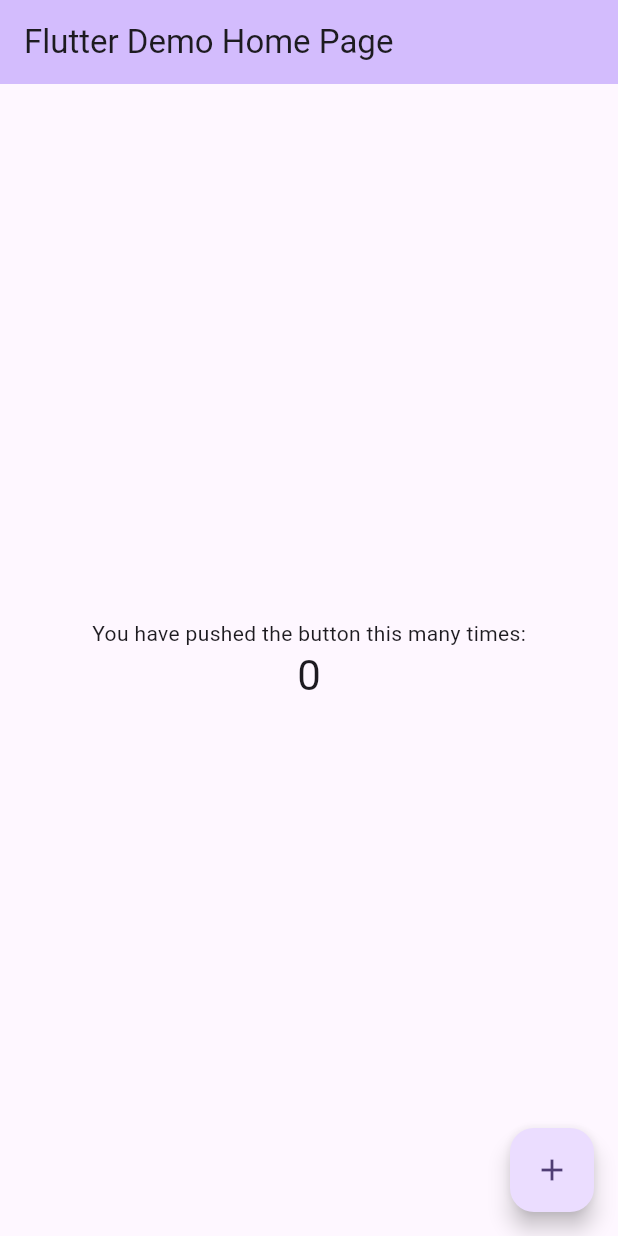
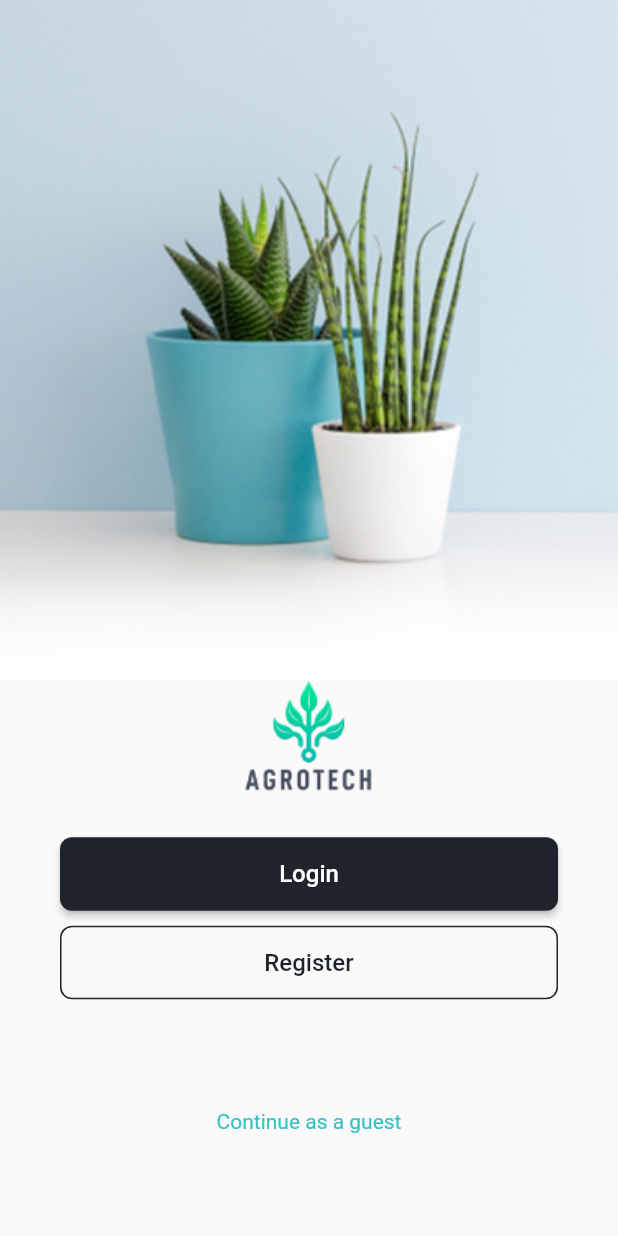
Before and after one commit to rohitdhepe7/login_signup_flow_app, a Flutter app: the screen it shows after launch, on a phone screen of 412 x 824 dp. Run offline on Flutter 3.47's test engine with Material 2 defaults, Android fonts, the phone set to English and light mode, and no system bars.

Commit message:
design welcome_screen.dart and login_screen.dart also add images to the asset folder

```diff
--- a/analysis_options.yaml
+++ b/analysis_options.yaml
@@ -7,7 +7,7 @@
 
 # The following line activates a set of recommended lints for Flutter apps,
 # packages, and plugins designed to encourage good coding practices.
-include: package:flutter_lints/flutter.yaml
+# include: package:flutter_lints/flutter.yaml
 
 linter:
   # The lint rules applied to this project can be customized in the
--- a/lib/main.dart
+++ b/lib/main.dart
@@ -1,4 +1,6 @@
 import 'package:flutter/material.dart';
+import 'package:login_signup_flow_app/screens/login_screen.dart';
+import 'package:login_signup_flow_app/screens/welcome_screen.dart';
 
 void main() {
   runApp(const MyApp());
@@ -10,116 +12,9 @@ class MyApp extends StatelessWidget {
   // This widget is the root of your application.
   @override
   Widget build(BuildContext context) {
-    return MaterialApp(
-      title: 'Flutter Demo',
-      theme: ThemeData(
-        // This is the theme of your application.
-        //
-        // TRY THIS: Try running your application with "flutter run". You'll see
-        // the application has a blue toolbar. Then, without quitting the app,
-        // try changing the seedColor in the colorScheme below to Colors.green
-        // and then invoke "hot reload" (save your changes or press the "hot
-        // reload" button in a Flutter-supported IDE, or press "r" if you used
-        // the command line to start the app).
-        //
-        // Notice that the counter didn't reset back to zero; the application
-        // state is not lost during the reload. To reset the state, use hot
-        // restart instead.
-        //
-        // This works for code too, not just values: Most code changes can be
-        // tested with just a hot reload.
-        colorScheme: ColorScheme.fromSeed(seedColor: Colors.deepPurple),
-        useMaterial3: true,
-      ),
-      home: const MyHomePage(title: 'Flutter Demo Home Page'),
+    return const MaterialApp(
+      debugShowCheckedModeBanner: false,
+      home: WelComeScreen(),
     );
   }
 }
-
-class MyHomePage extends StatefulWidget {
-  const MyHomePage({super.key, required this.title});
-
-  // This widget is the home page of your application. It is stateful, meaning
-  // that it has a State object (defined below) that contains fields that affect
-  // how it looks.
-
-  // This class is the configuration for the state. It holds the values (in this
-  // case the title) provided by the parent (in this case the App widget) and
-  // used by the build method of the State. Fields in a Widget subclass are
-  // always marked "final".
-
-  final String title;
-
-  @override
-  State<MyHomePage> createState() => _MyHomePageState();
-}
-
-class _MyHomePageState extends State<MyHomePage> {
-  int _counter = 0;
-
-  void _incrementCounter() {
-    setState(() {
-      // This call to setState tells the Flutter framework that something has
-      // changed in this State, which causes it to rerun the build method below
-      // so that the display can reflect the updated values. If we changed
-      // _counter without calling setState(), then the build method would not be
-      // called again, and so nothing would appear to happen.
-      _counter++;
-    });
-  }
-
-  @override
-  Widget build(BuildContext context) {
-    // This method is rerun every time setState is called, for instance as done
-    // by the _incrementCounter method above.
-    //
-    // The Flutter framework has been optimized to make rerunning build methods
-    // fast, so that you can just rebuild anything that needs updating rather
-    // than having to individually change instances of widgets.
-    return Scaffold(
-      appBar: AppBar(
-        // TRY THIS: Try changing the color here to a specific color (to
-        // Colors.amber, perhaps?) and trigger a hot reload to see the AppBar
-        // change color while the other colors stay the same.
-        backgroundColor: Theme.of(context).colorScheme.inversePrimary,
-        // Here we take the value from the MyHomePage object that was created by
-        // the App.build method, and use it to set our appbar title.
-        title: Text(widget.title),
-      ),
-      body: Center(
-        // Center is a layout widget. It takes a single child and positions it
-        // in the middle of the parent.
-        child: Column(
-          // Column is also a layout widget. It takes a list of children and
-          // arranges them vertically. By default, it sizes itself to fit its
-          // children horizontally, and tries to be as tall as its parent.
-          //
-          // Column has various properties to control how it sizes itself and
-          // how it positions its children. Here we use mainAxisAlignment to
-          // center the children vertically; the main axis here is the vertical
-          // axis because Columns are vertical (the cross axis would be
-          // horizontal).
-          //
-          // TRY THIS: Invoke "debug painting" (choose the "Toggle Debug Paint"
-          // action in the IDE, or press "p" in the console), to see the
-          // wireframe for each widget.
-          mainAxisAlignment: MainAxisAlignment.center,
-          children: <Widget>[
-            const Text(
-              'You have pushed the button this many times:',
-            ),
-            Text(
-              '$_counter',
-              style: Theme.of(context).textTheme.headlineMedium,
-            ),
-          ],
-        ),
-      ),
-      floatingActionButton: FloatingActionButton(
-        onPressed: _incrementCounter,
-        tooltip: 'Increment',
-        child: const Icon(Icons.add),
-      ), // This trailing comma makes auto-formatting nicer for build methods.
-    );
-  }
-}
--- /dev/null
+++ b/lib/screens/welcome_screen.dart
@@ -0,0 +1,101 @@
+import 'package:flutter/material.dart';
+import 'package:login_signup_flow_app/screens/login_screen.dart';
+
+class WelComeScreen extends StatelessWidget {
+  const WelComeScreen({super.key});
+
+  @override
+  Widget build(BuildContext context) {
+    return Scaffold(
+      body: SafeArea(
+          child: Column(
+        children: [
+          Image.asset(
+            "assets/img-3.png",
+            height: MediaQuery.of(context).size.height * 0.55,
+            width: MediaQuery.of(context).size.width,
+            fit: BoxFit.cover,
+          ),
+          Image.asset(
+            "assets/logo.png",
+            fit: BoxFit.cover,
+          ),
+          SizedBox(
+            height: 25,
+          ),
+          //Login Button
+          Padding(
+            padding: const EdgeInsets.symmetric(horizontal: 40, vertical: 5),
+            child: Row(
+              children: [
+                Expanded(
+                  child: MaterialButton(
+                    color: const Color(0xFF1E232C),
+                    shape: RoundedRectangleBorder(
+                      borderRadius: BorderRadius.circular(8),
+                    ),
+                    onPressed: () {
+                      Navigator.push(
+                          context,
+                          MaterialPageRoute(
+                            builder: (context) => const LoginScreen(),
+                          ));
+                    },
+                    child: Padding(
+                      padding: const EdgeInsets.all(15.0),
+                      child: const Text(
+                        "Login",
+                        style: TextStyle(
+                          color: Colors.white,
+                          fontSize: 16,
+                        ),
+                      ),
+                    ),
+                  ),
+                ),
+              ],
+            ),
+          ),
+          //Register Button
+          Padding(
+            padding: const EdgeInsets.symmetric(horizontal: 40, vertical: 5),
+            child: Row(
+              children: [
+                Expanded(
+                  child: MaterialButton(
+                    shape: RoundedRectangleBorder(
+                      side: BorderSide(color: Color(0xFF1E232C)),
+                      borderRadius: BorderRadius.circular(8),
+                    ),
+                    onPressed: () {},
+                    child: Padding(
+                      padding: const EdgeInsets.all(15.0),
+                      child: const Text(
+                        "Register",
+                        style: TextStyle(
+                          color: const Color(0xFF1E232C),
+                          fontSize: 16,
+                        ),
+                      ),
+                    ),
+                  ),
+                ),
+              ],
+            ),
+          ),
+          Spacer(),
+          GestureDetector(
+            onTap: () {},
+            child: const Text(
+              "Continue as a guest",
+              style: TextStyle(
+                color: Color(0xFF35C2C1),
+              ),
+            ),
+          ),
+          Spacer(),
+        ],
+      )),
+    );
+  }
+}
--- a/pubspec.yaml
+++ b/pubspec.yaml
@@ -59,8 +59,8 @@ flutter:
   uses-material-design: true
 
   # To add assets to your application, add an assets section, like this:
-  # assets:
-  #   - images/a_dot_burr.jpeg
+  assets:
+    - assets/
   #   - images/a_dot_ham.jpeg
 
   # An image asset can refer to one or more resolution-specific "variants", see
```
Also changed, not shown: lib/screens/login_screen.dart (added, +242 -0 lines), assets/apple.png (added), assets/fb.png (added), assets/google.png (added), assets/img-3.png (added), assets/logo.png (added), assets/tick.png (added).
